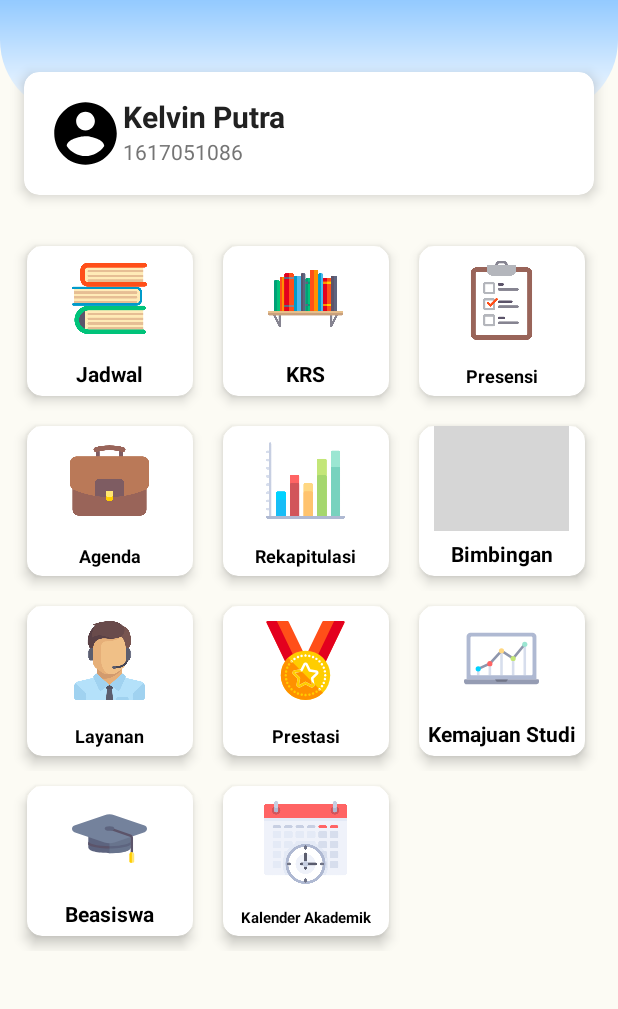
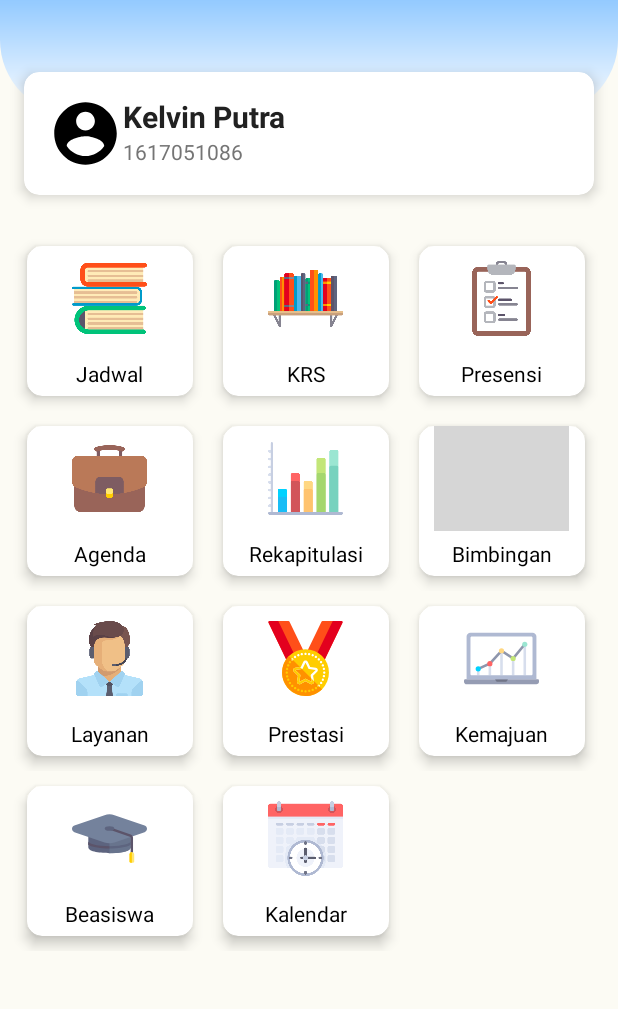
Before and after one commit to MegiAP/SIMIPA, an Android app: the screen it shows after launch (MainActivity), on a phone screen of 412 x 824 dp, the part 125-1134 px from its top. Run offline under Robolectric (Android 15) with nearby library versions, the phone set to English and light mode, and no system bars; grey boxes are pictures that could not be loaded.

Commit message:
fix menu and strings

```diff
--- a/app/src/main/res/layout/content_menu.xml
+++ b/app/src/main/res/layout/content_menu.xml
@@ -20,15 +20,15 @@
         tools:ignore="UselessParent">
 
         <androidx.cardview.widget.CardView
-            android:id="@+id/home_mRide"
             android:layout_width="0dp"
             android:layout_height="100dp"
             android:layout_margin="10dp"
-            android:layout_marginLeft="5dp"
+            android:layout_marginStart="5dp"
             android:layout_weight="0.33"
             android:clickable="true"
             app:cardCornerRadius="10dp"
-            app:cardElevation="5dp">
+            app:cardElevation="5dp"
+            tools:ignore="KeyboardInaccessibleWidget">
 
             <RelativeLayout
                 android:id="@+id/btnJadwal"
@@ -39,39 +39,39 @@
                 <ImageView
                     android:layout_width="90dp"
                     android:layout_height="90dp"
-                    android:layout_above="@+id/textView3"
+                    android:layout_above="@+id/tv_schedule"
                     android:layout_centerHorizontal="true"
                     android:layout_marginBottom="5dp"
                     android:padding="10dp"
                     android:scaleType="fitCenter"
-                    android:src="@drawable/jadwal" />
+                    android:src="@drawable/jadwal"
+                    android:contentDescription="@string/content_description"/>
 
                 <TextView
-                    android:id="@+id/textView3"
+                    android:id="@+id/tv_schedule"
                     android:layout_width="wrap_content"
                     android:layout_height="wrap_content"
                     android:layout_alignParentBottom="true"
                     android:layout_centerHorizontal="true"
                     android:layout_marginBottom="5dp"
                     android:maxLines="1"
-                    android:text="Jadwal"
-                    android:textColor="#000"
-                    android:textStyle="bold" />
+                    android:text="@string/schedule"
+                    android:textColor="#000" />
 
             </RelativeLayout>
 
         </androidx.cardview.widget.CardView>
 
         <androidx.cardview.widget.CardView
-            android:id="@+id/home_mSend"
             android:layout_width="0dp"
             android:layout_height="100dp"
             android:layout_margin="10dp"
-            android:layout_marginLeft="5dp"
+            android:layout_marginStart="5dp"
             android:layout_weight="0.33"
             android:clickable="true"
             app:cardCornerRadius="10dp"
-            app:cardElevation="5dp">
+            app:cardElevation="5dp"
+            tools:ignore="KeyboardInaccessibleWidget">
 
             <RelativeLayout
                 android:id="@+id/btnKRS"
@@ -82,41 +82,42 @@
                 <ImageView
                     android:layout_width="90dp"
                     android:layout_height="90dp"
-                    android:layout_above="@+id/textView2"
+                    android:layout_above="@+id/tv_krs"
                     android:layout_centerHorizontal="true"
                     android:layout_marginBottom="5dp"
                     android:padding="10dp"
                     android:scaleType="fitCenter"
-                    android:src="@drawable/bookshelf" />
+                    android:src="@drawable/bookshelf"
+                    android:contentDescription="@string/content_description"/>
 
                 <TextView
-                    android:id="@+id/textView2"
+                    android:id="@+id/tv_krs"
                     android:layout_width="wrap_content"
                     android:layout_height="wrap_content"
                     android:layout_alignParentBottom="true"
                     android:layout_centerHorizontal="true"
                     android:layout_marginBottom="5dp"
                     android:maxLines="1"
-                    android:text="KRS"
-                    android:textColor="#000"
-                    android:textStyle="bold" />
+                    android:text="@string/krs"
+                    android:textColor="#000" />
 
             </RelativeLayout>
 
         </androidx.cardview.widget.CardView>
 
         <androidx.cardview.widget.CardView
-            android:id="@+id/home_mCar"
             android:layout_width="0dp"
             android:layout_height="100dp"
             android:layout_margin="10dp"
-            android:layout_marginLeft="5dp"
+            android:layout_marginStart="5dp"
             android:layout_weight="0.33"
             android:clickable="true"
             app:cardCornerRadius="10dp"
-            app:cardElevation="5dp">
+            app:cardElevation="5dp"
+            tools:ignore="KeyboardInaccessibleWidget">
 
             <RelativeLayout
+                android:id="@+id/btn_presence"
                 android:layout_width="match_parent"
                 android:layout_height="match_parent"
                 android:background="?attr/selectableItemBackground">
@@ -124,25 +125,24 @@
                 <ImageView
                     android:layout_width="90dp"
                     android:layout_height="90dp"
-                    android:layout_above="@+id/textView6"
+                    android:layout_above="@+id/tv_presence"
                     android:layout_centerHorizontal="true"
                     android:layout_marginBottom="5dp"
                     android:padding="10dp"
                     android:scaleType="fitCenter"
-                    android:src="@drawable/presensi" />
+                    android:src="@drawable/presensi"
+                    android:contentDescription="@string/content_description"/>
 
                 <TextView
-                    android:id="@+id/textView6"
+                    android:id="@+id/tv_presence"
                     android:layout_width="wrap_content"
                     android:layout_height="wrap_content"
                     android:layout_alignParentBottom="true"
                     android:layout_centerHorizontal="true"
                     android:layout_marginBottom="5dp"
                     android:maxLines="1"
-                    android:text="Presensi"
-                    android:textColor="#000"
-                    android:textSize="12sp"
-                    android:textStyle="bold" />
+                    android:text="@string/presence"
+                    android:textColor="#000" />
 
             </RelativeLayout>
 
@@ -163,14 +163,16 @@
             android:layout_width="0dp"
             android:layout_height="100dp"
             android:layout_margin="10dp"
-            android:layout_marginLeft="5dp"
+            android:layout_marginStart="5dp"
             android:layout_marginTop="10dp"
             android:layout_weight="0.33"
             android:clickable="true"
             app:cardCornerRadius="10dp"
-            app:cardElevation="5dp">
+            app:cardElevation="5dp"
+            tools:ignore="KeyboardInaccessibleWidget">
 
             <RelativeLayout
+                android:id="@+id/btn_agenda"
                 android:layout_width="match_parent"
                 android:layout_height="match_parent"
                 android:background="?attr/selectableItemBackground">
@@ -178,25 +180,24 @@
                 <ImageView
                     android:layout_width="90dp"
                     android:layout_height="90dp"
-                    android:layout_above="@+id/textView12"
+                    android:layout_above="@+id/tv_agenda"
                     android:layout_centerHorizontal="true"
                     android:layout_marginBottom="5dp"
                     android:padding="10dp"
                     android:scaleType="fitCenter"
-                    android:src="@drawable/agenda" />
+                    android:src="@drawable/agenda"
+                    android:contentDescription="@string/content_description"/>
 
                 <TextView
-                    android:id="@+id/textView12"
+                    android:id="@+id/tv_agenda"
                     android:layout_width="wrap_content"
                     android:layout_height="wrap_content"
                     android:layout_alignParentBottom="true"
                     android:layout_centerHorizontal="true"
                     android:layout_marginBottom="5dp"
                     android:maxLines="1"
-                    android:text="Agenda"
-                    android:textColor="#000"
-                    android:textSize="12sp"
-                    android:textStyle="bold" />
+                    android:text="@string/agenda"
+                    android:textColor="#000" />
 
             </RelativeLayout>
 
@@ -210,7 +211,8 @@
             android:background="?attr/selectableItemBackground"
             android:clickable="true"
             app:cardCornerRadius="10dp"
-            app:cardElevation="5dp">
+            app:cardElevation="5dp"
+            tools:ignore="KeyboardInaccessibleWidget">
 
             <RelativeLayout
                 android:id="@+id/btnRekap"
@@ -221,32 +223,30 @@
                 <ImageView
                     android:layout_width="90dp"
                     android:layout_height="90dp"
-                    android:layout_above="@+id/textView18"
+                    android:layout_above="@+id/tv_rekap"
                     android:layout_centerHorizontal="true"
                     android:layout_marginBottom="5dp"
                     android:padding="10dp"
                     android:scaleType="fitCenter"
-                    android:src="@drawable/rekap" />
+                    android:src="@drawable/rekap"
+                    android:contentDescription="@string/content_description"/>
 
                 <TextView
-                    android:id="@+id/textView18"
+                    android:id="@+id/tv_rekap"
                     android:layout_width="wrap_content"
                     android:layout_height="wrap_content"
                     android:layout_alignParentBottom="true"
                     android:layout_centerHorizontal="true"
                     android:layout_marginBottom="5dp"
                     android:maxLines="1"
-                    android:text="Rekapitulasi"
-                    android:textColor="#000"
-                    android:textSize="12sp"
-                    android:textStyle="bold" />
+                    android:text="@string/recapitulation"
+                    android:textColor="#000"/>
 
             </RelativeLayout>
 
         </androidx.cardview.widget.CardView>
 
         <androidx.cardview.widget.CardView
-            android:id="@+id/cv_guidance"
             android:layout_width="0dp"
             android:layout_height="100dp"
             android:layout_margin="10dp"
@@ -255,9 +255,11 @@
             android:layout_weight="0.33"
             android:clickable="true"
             app:cardCornerRadius="10dp"
-            app:cardElevation="5dp">
+            app:cardElevation="5dp"
+            tools:ignore="KeyboardInaccessibleWidget">
 
             <RelativeLayout
+                android:id="@+id/btn_guidance"
                 android:layout_width="match_parent"
                 android:layout_height="match_parent"
                 android:background="?attr/selectableItemBackground">
@@ -270,7 +272,8 @@
                     android:layout_marginBottom="5dp"
                     android:padding="10dp"
                     android:scaleType="fitCenter"
-                    android:src="@drawable/ic_guidance" />
+                    android:src="@drawable/ic_guidance"
+                    android:contentDescription="@string/content_description"/>
 
                 <TextView
                     android:id="@+id/tv_guidance"
@@ -281,9 +284,8 @@
                     android:layout_marginBottom="5dp"
                     android:maxLines="1"
                     android:ellipsize="end"
-                    android:text="Bimbingan"
-                    android:textColor="#000"
-                    android:textStyle="bold" />
+                    android:text="@string/guidance"
+                    android:textColor="#000" />
 
             </RelativeLayout>
 
@@ -301,18 +303,19 @@
         tools:ignore="UselessParent">
 
         <androidx.cardview.widget.CardView
-            android:id="@+id/home_mFood"
             android:layout_width="0dp"
             android:layout_height="100dp"
             android:layout_margin="10dp"
-            android:layout_marginLeft="5dp"
+            android:layout_marginStart="5dp"
             android:layout_marginTop="10dp"
             android:layout_weight="0.33"
             android:clickable="true"
             app:cardCornerRadius="10dp"
-            app:cardElevation="5dp">
+            app:cardElevation="5dp"
+            tools:ignore="KeyboardInaccessibleWidget">
 
             <RelativeLayout
+                android:id="@+id/btn_service"
                 android:layout_width="match_parent"
                 android:layout_height="match_parent"
                 android:background="?attr/selectableItemBackground">
@@ -320,32 +323,30 @@
                 <ImageView
                     android:layout_width="90dp"
                     android:layout_height="90dp"
-                    android:layout_above="@+id/textView21"
+                    android:layout_above="@+id/tv_service"
                     android:layout_centerHorizontal="true"
                     android:layout_marginBottom="5dp"
                     android:padding="10dp"
                     android:scaleType="fitCenter"
-                    android:src="@drawable/layanan" />
+                    android:src="@drawable/layanan"
+                    android:contentDescription="@string/content_description"/>
 
                 <TextView
-                    android:id="@+id/textView21"
+                    android:id="@+id/tv_service"
                     android:layout_width="wrap_content"
                     android:layout_height="wrap_content"
                     android:layout_alignParentBottom="true"
                     android:layout_centerHorizontal="true"
                     android:layout_marginBottom="5dp"
                     android:maxLines="1"
-                    android:text="Layanan"
-                    android:textColor="#000"
-                    android:textSize="12sp"
-                    android:textStyle="bold" />
+                    android:text="@string/Service"
+                    android:textColor="#000"/>
 
             </RelativeLayout>
 
         </androidx.cardview.widget.CardView>
 
         <androidx.cardview.widget.CardView
-            android:id="@+id/home_mLaundry"
             android:layout_width="0dp"
             android:layout_height="100dp"
             android:layout_margin="10dp"
@@ -353,9 +354,11 @@
             android:background="?attr/selectableItemBackground"
             android:clickable="true"
             app:cardCornerRadius="10dp"
-            app:cardElevation="5dp">
+            app:cardElevation="5dp"
+            tools:ignore="KeyboardInaccessibleWidget">
 
             <RelativeLayout
+                android:id="@+id/btn_achieve"
                 android:layout_width="match_parent"
                 android:layout_height="match_parent"
                 android:background="?attr/selectableItemBackground">
@@ -363,25 +366,24 @@
                 <ImageView
                     android:layout_width="90dp"
                     android:layout_height="90dp"
-                    android:layout_above="@+id/textView23"
+                    android:layout_above="@+id/tv_achieve"
                     android:layout_centerHorizontal="true"
                     android:layout_marginBottom="5dp"
                     android:padding="10dp"
                     android:scaleType="fitCenter"
-                    android:src="@drawable/ic_prestasi" />
+                    android:src="@drawable/ic_prestasi"
+                    android:contentDescription="@string/content_description"/>
 
                 <TextView
-                    android:id="@+id/textView23"
+                    android:id="@+id/tv_achieve"
                     android:layout_width="wrap_content"
                     android:layout_height="wrap_content"
                     android:layout_alignParentBottom="true"
                     android:layout_centerHorizontal="true"
                     android:layout_marginBottom="5dp"
                     android:maxLines="1"
-                    android:text="Prestasi"
-                    android:textColor="#000"
-                    android:textSize="12sp"
-                    android:textStyle="bold" />
+                    android:text="@string/achievment"
+                    android:textColor="#000" />
 
             </RelativeLayout>
 
@@ -397,7 +399,8 @@
             android:layout_weight="0.33"
             android:clickable="true"
             app:cardCornerRadius="10dp"
-            app:cardElevation="5dp">
+            app:cardElevation="5dp"
+            tools:ignore="KeyboardInaccessibleWidget">
 
             <RelativeLayout
                 android:layout_width="match_parent"
@@ -412,7 +415,8 @@
                     android:layout_marginBottom="5dp"
                     android:padding="10dp"
                     android:scaleType="fitCenter"
-                    android:src="@drawable/ic_progress" />
+                    android:src="@drawable/ic_progress"
+                    android:contentDescription="@string/content_description"/>
 
                 <TextView
                     android:id="@+id/tv_progress"
@@ -423,9 +427,8 @@
                     android:layout_marginBottom="5dp"
                     android:maxLines="1"
                     android:ellipsize="end"
-                    android:text="Kemajuan Studi"
-                    android:textColor="#000"
-                    android:textStyle="bold" />
+                    android:text="@string/progress_study"
+                    android:textColor="#000" />
 
             </RelativeLayout>
 
@@ -447,12 +450,12 @@
             android:layout_width="0dp"
             android:layout_height="100dp"
             android:layout_margin="10dp"
-            android:layout_marginStart="4dp"
-            android:layout_marginEnd="4dp"
+            android:layout_marginStart="5dp"
             android:layout_weight="0.33"
             android:clickable="true"
             app:cardCornerRadius="10dp"
-            app:cardElevation="5dp">
+            app:cardElevation="5dp"
+            tools:ignore="KeyboardInaccessibleWidget">
 
             <RelativeLayout
                 android:layout_width="match_parent"
@@ -467,7 +470,8 @@
                     android:layout_marginBottom="5dp"
                     android:padding="10dp"
                     android:scaleType="fitCenter"
-                    android:src="@drawable/ic_beasiswa" />
+                    android:src="@drawable/ic_beasiswa"
+                    android:contentDescription="@string/content_description"/>
 
                 <TextView
                     android:id="@+id/tv_beasiswa"
@@ -478,24 +482,25 @@
                     android:layout_marginBottom="5dp"
                     android:maxLines="1"
                     android:ellipsize="end"
-                    android:text="Beasiswa"
-                    android:textColor="#000"
-                    android:textStyle="bold" />
+                    android:text="@string/scholarship"
+                    android:textColor="#000" />
 
             </RelativeLayout>
 
         </androidx.cardview.widget.CardView>
 
         <androidx.cardview.widget.CardView
+            android:id="@+id/btn_calendar"
             android:layout_width="0dp"
             android:layout_height="100dp"
             android:layout_margin="10dp"
-            android:layout_marginLeft="5dp"
+            android:layout_marginStart="5dp"
             android:layout_weight="0.33"
             android:background="?attr/selectableItemBackground"
             android:clickable="true"
             app:cardCornerRadius="10dp"
-            app:cardElevation="5dp">
+            app:cardElevation="5dp"
+            tools:ignore="KeyboardInaccessibleWidget">
 
             <RelativeLayout
                 android:layout_width="match_parent"
@@ -505,25 +510,24 @@
                 <ImageView
                     android:layout_width="90dp"
                     android:layout_height="90dp"
-                    android:layout_above="@+id/textView0"
+                    android:layout_above="@+id/tv_calendar"
                     android:layout_centerHorizontal="true"
                     android:layout_marginBottom="5dp"
                     android:padding="10dp"
                     android:scaleType="fitCenter"
-                    android:src="@drawable/kalender" />
+                    android:src="@drawable/kalender"
+                    android:contentDescription="@string/content_description"/>
 
                 <TextView
-                    android:id="@+id/textView0"
+                    android:id="@+id/tv_calendar"
                     android:layout_width="wrap_content"
                     android:layout_height="wrap_content"
                     android:layout_alignParentBottom="true"
                     android:layout_centerHorizontal="true"
                     android:layout_marginBottom="5dp"
                     android:maxLines="1"
-                    android:text="Kalender Akademik"
-                    android:textColor="#000"
-                    android:textSize="10sp"
-                    android:textStyle="bold" />
+                    android:text="@string/calendar_academic"
+                    android:textColor="#000" />
 
             </RelativeLayout>
 
--- a/app/src/main/res/values/strings.xml
+++ b/app/src/main/res/values/strings.xml
@@ -1,3 +1,15 @@
 <resources>
     <string name="app_name">SIMIPA</string>
+    <string name="schedule">Jadwal</string>
+    <string name="content_description">Content Description</string>
+    <string name="krs">KRS</string>
+    <string name="presence">Presensi</string>
+    <string name="agenda">Agenda</string>
+    <string name="recapitulation">Rekapitulasi</string>
+    <string name="guidance">Bimbingan</string>
+    <string name="Service">Layanan</string>
+    <string name="achievment">Prestasi</string>
+    <string name="progress_study">Kemajuan</string>
+    <string name="scholarship">Beasiswa</string>
+    <string name="calendar_academic">Kalendar</string>
 </resources>
```
